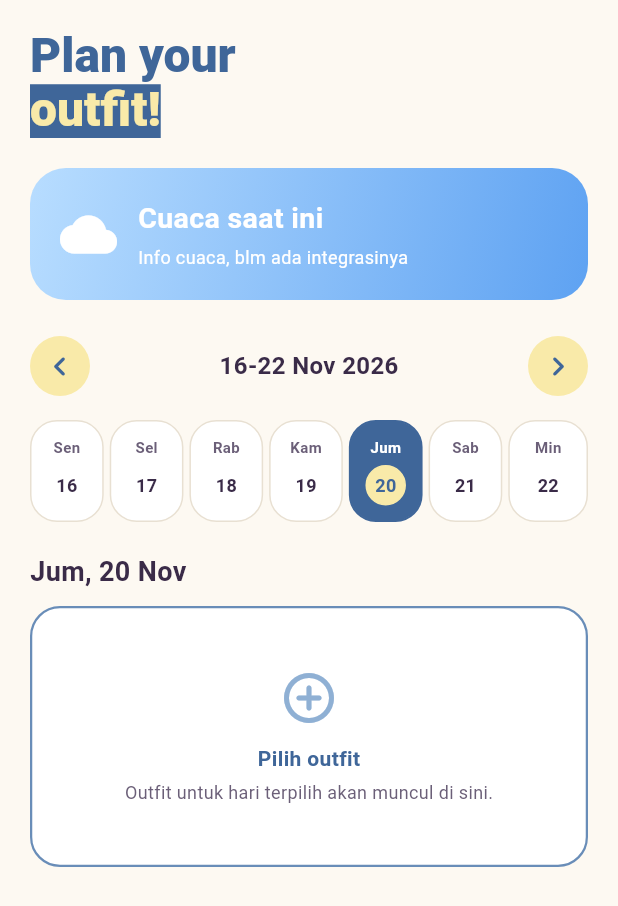
After one commit to pbp-kelompok-a12/RESTYLE-mobile, a Flutter app: the PlannerScreen screen opened directly, on a phone screen of 412 x 824 dp. The commit adds this screen. Shown: the top 906 px of the screen. Run offline on Flutter 3.47's test engine with Material 3 defaults, Android fonts, the phone set to English and light mode, and no system bars; our stand-ins replace flutter_secure_storage, image_picker; accounts and stored records are empty; network calls fail.

Commit message:
feat: menambah struktur planner

```diff
--- a/lib/features/navigation/screens/authenticated_shell.dart
+++ b/lib/features/navigation/screens/authenticated_shell.dart
@@ -4,6 +4,7 @@ import '../../auth/screens/profile_screen.dart';
 import '../../closet/screens/closet_screen.dart';
 import '../widgets/floating_nav_bar.dart';
 import '../../mixmatch/screens/mixmatch_screen.dart';
+import '../../planner/screens/planner_screen.dart';
 import 'section_placeholder_screen.dart';
 
 class AuthenticatedShell extends StatefulWidget {
@@ -22,10 +23,7 @@ class _AuthenticatedShellState extends State<AuthenticatedShell> {
   late int _currentIndex;
 
   static const _pages = <Widget>[
-    SectionPlaceholderScreen(
-      title: 'Planner',
-      icon: Icons.calendar_month_rounded,
-    ),
+    PlannerScreen(),
     MixMatchScreen(),
     ClosetScreen(),
     SectionPlaceholderScreen(
--- /dev/null
+++ b/lib/features/planner/screens/planner_screen.dart
@@ -0,0 +1,342 @@
+import 'package:flutter/material.dart';
+
+import '../../../core/constants/app_colors.dart';
+
+/// First iteration of the mobile planner: weekly layout and visual foundation.
+class PlannerScreen extends StatefulWidget {
+  const PlannerScreen({super.key});
+
+  @override
+  State<PlannerScreen> createState() => _PlannerScreenState();
+}
+
+class _PlannerScreenState extends State<PlannerScreen> {
+  late DateTime _weekStart;
+  late DateTime _selectedDate;
+
+  static const _weekdays = ['Sen', 'Sel', 'Rab', 'Kam', 'Jum', 'Sab', 'Min'];
+  static const _months = [
+    'Jan', 'Feb', 'Mar', 'Apr', 'Mei', 'Jun',
+    'Jul', 'Agu', 'Sep', 'Okt', 'Nov', 'Des',
+  ];
+
+  @override
+  void initState() {
+    super.initState();
+    _weekStart = _monday(DateTime.now());
+    final now = DateTime.now();
+    _selectedDate = DateTime(now.year, now.month, now.day);
+  }
+
+  DateTime _monday(DateTime date) =>
+      DateTime(date.year, date.month, date.day - (date.weekday - 1));
+
+  String _formatWeek() {
+    final end = _weekStart.add(const Duration(days: 6));
+    if (_weekStart.month == end.month) {
+      return '${_weekStart.day}-${end.day} ${_months[end.month - 1]} ${end.year}';
+    }
+    return '${_weekStart.day} ${_months[_weekStart.month - 1]} - '
+        '${end.day} ${_months[end.month - 1]} ${end.year}';
+  }
+
+  void _moveWeek(int offset) {
+    final selectedWeekday =
+        _selectedDate.difference(_weekStart).inDays.clamp(0, 6).toInt();
+    setState(() {
+      _weekStart = _weekStart.add(Duration(days: 7 * offset));
+      _selectedDate = _weekStart.add(Duration(days: selectedWeekday));
+    });
+  }
+
+  @override
+  Widget build(BuildContext context) {
+    final today = DateTime.now();
+    final todayKey = DateTime(today.year, today.month, today.day);
+    final selectedIndex = _selectedDate.difference(_weekStart).inDays;
+    final safeSelectedIndex = selectedIndex.clamp(0, 6).toInt();
+
+    return Scaffold(
+      backgroundColor: AppColors.orangeLinen,
+      body: SafeArea(
+        child: ListView(
+          padding: const EdgeInsets.fromLTRB(20, 20, 20, 32),
+          children: [
+            RichText(
+              text: const TextSpan(
+                style: TextStyle(
+                  color: AppColors.azureSanMarino,
+                  fontSize: 32,
+                  fontWeight: FontWeight.w800,
+                  height: 1.12,
+                ),
+                children: [
+                  TextSpan(text: 'Plan your\n'),
+                  TextSpan(
+                    text: 'outfit!',
+                    style: TextStyle(
+                      color: AppColors.yellowPeachYellow,
+                      backgroundColor: AppColors.azureSanMarino,
+                    ),
+                  ),
+                ],
+              ),
+            ),
+            const SizedBox(height: 20),
+            _WeatherPreview(),
+            const SizedBox(height: 24),
+            Row(
+              children: [
+                _WeekArrow(
+                  icon: Icons.chevron_left_rounded,
+                  onTap: () => _moveWeek(-1),
+                ),
+                Expanded(
+                  child: Center(
+                    child: Text(
+                      _formatWeek(),
+                      style: const TextStyle(
+                        color: AppColors.azureMartinique,
+                        fontSize: 16,
+                        fontWeight: FontWeight.w700,
+                      ),
+                    ),
+                  ),
+                ),
+                _WeekArrow(
+                  icon: Icons.chevron_right_rounded,
+                  onTap: () => _moveWeek(1),
+                ),
+              ],
+            ),
+            const SizedBox(height: 16),
+            Row(
+              children: List.generate(7, (index) {
+                final date = _weekStart.add(Duration(days: index));
+                final isToday = date == todayKey;
+                final isSelected = index == safeSelectedIndex;
+                return Expanded(
+                  child: Padding(
+                    padding: EdgeInsets.only(right: index == 6 ? 0 : 4),
+                    child: _DayTile(
+                      weekday: _weekdays[index],
+                      day: '${date.day}',
+                      isToday: isToday,
+                      isSelected: isSelected,
+                      onTap: () => setState(() => _selectedDate = date),
+                    ),
+                  ),
+                );
+              }),
+            ),
+            const SizedBox(height: 20),
+            Text(
+              '${_weekdays[safeSelectedIndex]}, ${_selectedDate.day} '
+              '${_months[_selectedDate.month - 1]}',
+              style: const TextStyle(
+                color: AppColors.azureMartinique,
+                fontSize: 18,
+                fontWeight: FontWeight.w700,
+              ),
+            ),
+            const SizedBox(height: 10),
+            const _SelectedDaySlot(),
+          ],
+        ),
+      ),
+    );
+  }
+}
+
+class _WeatherPreview extends StatelessWidget {
+  const _WeatherPreview();
+
+  @override
+  Widget build(BuildContext context) => Container(
+        padding: const EdgeInsets.all(20),
+        decoration: BoxDecoration(
+          gradient: const LinearGradient(
+            colors: [AppColors.weatherSunnyStart, AppColors.weatherSunnyEnd],
+            begin: Alignment.topLeft,
+            end: Alignment.bottomRight,
+          ),
+          borderRadius: BorderRadius.circular(24),
+        ),
+        child: const Row(
+          children: [
+            Icon(Icons.cloud_rounded, color: AppColors.whiteSolid, size: 38),
+            SizedBox(width: 14),
+            Expanded(
+              child: Column(
+                crossAxisAlignment: CrossAxisAlignment.start,
+                children: [
+                  Text(
+                    'Cuaca saat ini',
+                    style: TextStyle(
+                      color: AppColors.whiteSolid,
+                      fontSize: 19,
+                      fontWeight: FontWeight.w700,
+                    ),
+                  ),
+                  SizedBox(height: 4),
+                  Text(
+                    'Info cuaca, blm ada integrasinya',
+                    style: TextStyle(color: AppColors.whiteSolid, fontSize: 12),
+                  ),
+                ],
+              ),
+            ),
+          ],
+        ),
+      );
+}
+
+class _WeekArrow extends StatelessWidget {
+  const _WeekArrow({required this.icon, required this.onTap});
+
+  final IconData icon;
+  final VoidCallback onTap;
+
+  @override
+  Widget build(BuildContext context) => Material(
+        color: AppColors.yellowPeachYellow,
+        shape: const CircleBorder(),
+        child: InkWell(
+          onTap: onTap,
+          customBorder: const CircleBorder(),
+          child: SizedBox(
+            width: 40,
+            height: 40,
+            child: Icon(icon, color: AppColors.azureSanMarino, size: 26),
+          ),
+        ),
+      );
+}
+
+class _DayTile extends StatelessWidget {
+  const _DayTile({
+    required this.weekday,
+    required this.day,
+    required this.isToday,
+    required this.isSelected,
+    required this.onTap,
+  });
+
+  final String weekday;
+  final String day;
+  final bool isToday;
+  final bool isSelected;
+  final VoidCallback onTap;
+
+  @override
+  Widget build(BuildContext context) => SizedBox(
+        height: 68,
+        child: Material(
+          color: AppColors.orangeLinen,
+          child: InkWell(
+            onTap: onTap,
+            borderRadius: BorderRadius.circular(18),
+            child: Container(
+              decoration: BoxDecoration(
+                color: isSelected
+                    ? AppColors.azureSanMarino
+                    : AppColors.whiteSolid,
+                borderRadius: BorderRadius.circular(18),
+                border: Border.all(
+                  color: isSelected
+                      ? AppColors.azureSanMarino
+                      : AppColors.orangePearlBrush,
+                  width: isSelected ? 1.5 : 1,
+                ),
+              ),
+              child: Column(
+                mainAxisAlignment: MainAxisAlignment.center,
+                children: [
+                  Text(
+                    weekday,
+                    style: TextStyle(
+                      color: isSelected
+                          ? AppColors.whiteSolid
+                          : AppColors.azureDolphin,
+                      fontSize: 10,
+                      fontWeight: FontWeight.w600,
+                    ),
+                  ),
+                  const SizedBox(height: 5),
+                  Container(
+                    width: 27,
+                    height: 27,
+                    alignment: Alignment.center,
+                    decoration: BoxDecoration(
+                      color: isToday
+                          ? AppColors.yellowPeachYellow
+                          : AppColors.orangeLinenTransparent,
+                      shape: BoxShape.circle,
+                      border: isToday
+                          ? Border.all(color: AppColors.yellowPeachYellow)
+                          : null,
+                    ),
+                    child: Text(
+                      day,
+                      style: TextStyle(
+                        color: isToday
+                            ? AppColors.azureSanMarino
+                            : isSelected
+                                ? AppColors.whiteSolid
+                                : AppColors.azureMartinique,
+                        fontSize: 12,
+                        fontWeight: FontWeight.w700,
+                      ),
+                    ),
+                  ),
+                ],
+              ),
+            ),
+          ),
+        ),
+      );
+}
+
+class _SelectedDaySlot extends StatelessWidget {
+  const _SelectedDaySlot();
+
+  @override
+  Widget build(BuildContext context) => Container(
+        height: 174,
+        decoration: BoxDecoration(
+          color: AppColors.whiteSolid,
+          border: Border.all(
+            color: AppColors.azure57,
+            width: 1.5,
+          ),
+          borderRadius: BorderRadius.circular(20),
+        ),
+        child: Column(
+          mainAxisAlignment: MainAxisAlignment.center,
+          children: [
+            const Icon(
+              Icons.add_circle_outline_rounded,
+              color: AppColors.azurePoloBlue,
+              size: 40,
+            ),
+            const SizedBox(height: 10),
+            const Text(
+              'Pilih outfit',
+              style: TextStyle(
+                color: AppColors.azureSanMarino,
+                fontSize: 14,
+                fontWeight: FontWeight.w600,
+              ),
+            ),
+            const SizedBox(height: 4),
+            Text(
+              'Outfit untuk hari terpilih akan muncul di sini.',
+              style: TextStyle(
+                color: AppColors.azureDolphin,
+                fontSize: 12,
+              ),
+            ),
+          ],
+        ),
+      );
+}
```
Also changed, not shown: 1 other file.
